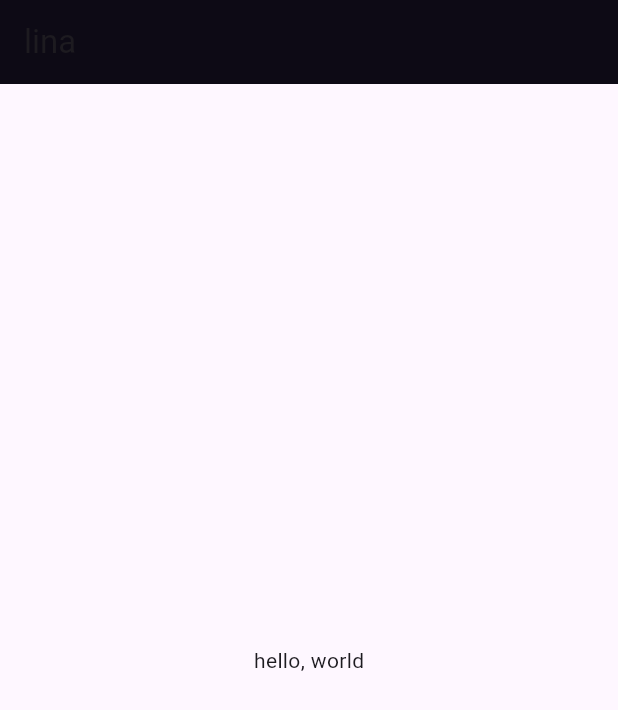
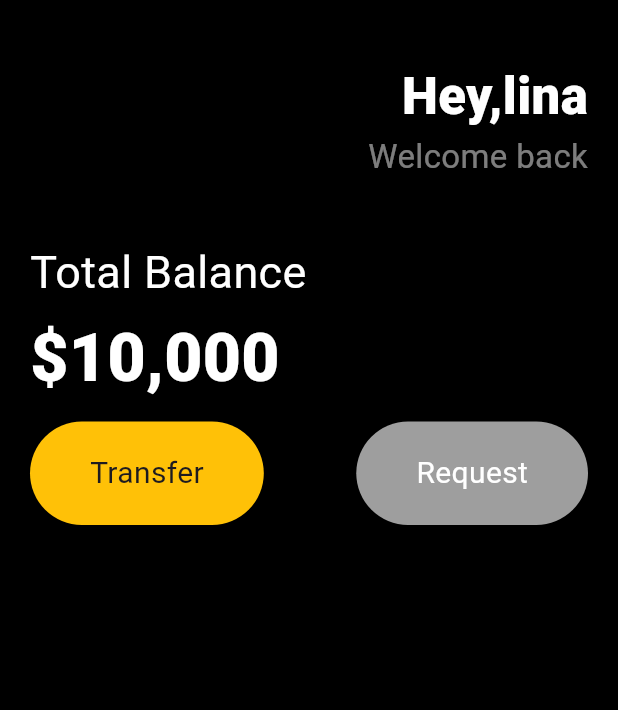
Before and after one commit to hyen43/FlutterUI, a Flutter app: the screen it shows after launch, on a phone screen of 412 x 824 dp. Shown: the top 710 px of the screen. Run offline on Flutter 3.47's test engine with Material 3 defaults, Android fonts, the phone set to English and light mode, and no system bars.

Commit message:
design: ui design 작업중

```diff
--- a/lib/main.dart
+++ b/lib/main.dart
@@ -10,13 +10,92 @@ class App extends StatelessWidget {
   Widget build(BuildContext context) {
     return MaterialApp(
       home: Scaffold(
-        appBar: AppBar(
-          elevation: 10,
-          backgroundColor: Color(0xFF000000),
-          title: Text("lina"),
-          // titleTextStyle: TextStyle(color: Color(0xFFFFFFFF)),
+        backgroundColor: Colors.black,
+
+        body: Padding(
+          padding: EdgeInsets.symmetric(horizontal: 20),
+          child: Column(
+            crossAxisAlignment: CrossAxisAlignment.start,
+            children: [
+              SizedBox(height: 40),
+              (Row(
+                mainAxisAlignment: MainAxisAlignment.end,
+                children: [
+                  Column(
+                    crossAxisAlignment: CrossAxisAlignment.end,
+                    children: [
+                      Text(
+                        "Hey,lina",
+                        style: TextStyle(
+                          color: Colors.white,
+                          fontSize: 34,
+                          fontWeight: FontWeight.w800,
+                        ),
+                      ),
+                      Text(
+                        "Welcome back",
+                        style: TextStyle(
+                          color: Colors.white.withAlpha(125),
+                          fontSize: 22,
+                        ),
+                      ),
+                    ],
+                  ),
+                ],
+              )),
+              SizedBox(height: 40),
+              Text(
+                "Total Balance",
+                style: TextStyle(color: Colors.white, fontSize: 30),
+              ),
+              SizedBox(height: 5),
+
+              Text(
+                "\$10,000",
+                style: TextStyle(
+                  color: Colors.white,
+                  fontSize: 44,
+                  fontWeight: FontWeight.w800,
+                ),
+              ),
+              SizedBox(height: 10),
+              Row(
+                mainAxisAlignment: MainAxisAlignment.spaceBetween,
+                children: [
+                  Container(
+                    decoration: BoxDecoration(
+                      color: Colors.amber,
+                      borderRadius: BorderRadius.all(Radius.circular(45)),
+                    ),
+                    child: Padding(
+                      padding: EdgeInsets.symmetric(
+                        horizontal: 40,
+                        vertical: 20,
+                      ),
+                      child: Text("Transfer", style: TextStyle(fontSize: 20)),
+                    ),
+                  ),
+                  Container(
+                    decoration: BoxDecoration(
+                      color: Colors.grey,
+                      borderRadius: BorderRadius.all(Radius.circular(45)),
+                    ),
+                    child: Padding(
+                      padding: EdgeInsets.symmetric(
+                        horizontal: 40,
+                        vertical: 20,
+                      ),
+                      child: Text(
+                        "Request",
+                        style: TextStyle(fontSize: 20, color: Colors.white),
+                      ),
+                    ),
+                  ),
+                ],
+              ),
+            ],
+          ),
         ),
-        body: Center(child: Text("hello, world")),
       ),
     );
   }
```
